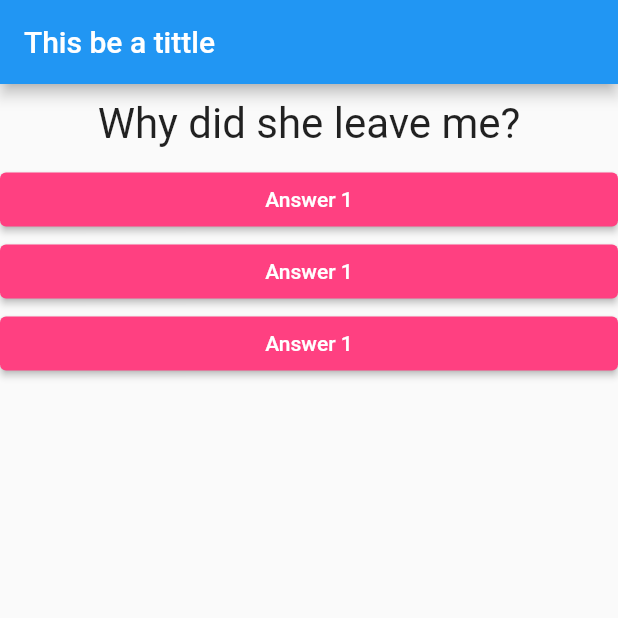
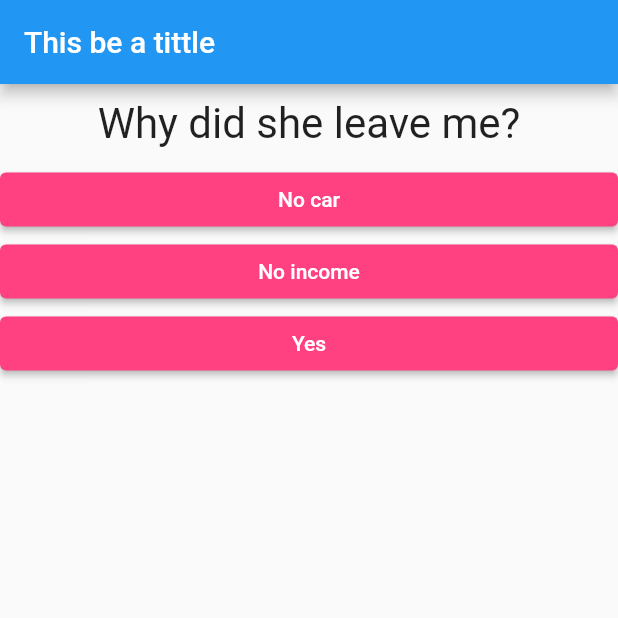
Before and after one commit to hyperinactive/dd, a Flutter app: the screen it shows after launch, on a phone screen of 412 x 824 dp, the top half of it. Run offline on Flutter 3.47's test engine with Material 2 defaults, Android fonts, the phone set to English and light mode, and no system bars.

Commit message:
basics_3

```diff
--- a/lib/answer.dart
+++ b/lib/answer.dart
@@ -4,17 +4,30 @@ import 'package:flutter/material.dart';
 // pointer to a function
 class Answer extends StatelessWidget {
   final Function selectHandler;
+  final String answerText;
 
-  Answer(this.selectHandler);
+  Answer(this.selectHandler, this.answerText);
   @override
   Widget build(BuildContext context) {
     return Container(
         width: double.infinity,
         child: ElevatedButton(
-          child: Text('Answer 1'),
+          child: Text(answerText),
           onPressed: selectHandler,
           style: ButtonStyle(
               backgroundColor: MaterialStateProperty.all(Colors.pinkAccent)),
         ));
   }
 }
+
+// final vs const
+// runtime constant, compiled constant
+
+// for the final keyword, we can be in the dark as to what the variable will have, but not for const
+
+// variable cannot be changed
+// const smth = ['Hello'];
+// smth = []; --doesn't work
+// current value of the variable cannot be changed, but the variable can be assigned to a different one
+// var smth_2 = const ['Hello'];
+// smth_2 = []; --doesn work
--- a/lib/main.dart
+++ b/lib/main.dart
@@ -18,21 +18,38 @@ class MyApp extends StatefulWidget {
 
 class _MyAppState extends State<MyApp> {
   int _questionIndex = 0;
+  // var questions = [
+  //   'Why did she leave me?',
+  //   'How to fix a failing relationship?',
+  //   'How to escape existantial dred?'
+  // ];
+
+  // using maps for demonstration purposes, doing it via class more traditional approach
+  // managing key-values pairs instead of props
+  // just a list of maps
+  static const questions = [
+    {
+      'questionText': 'Why did she leave me?',
+      'answers': ['No car', 'No income', 'Yes']
+    },
+    {
+      'questionText': 'How to fix a failing relationship?',
+      'answers': ['No shot', 'LMAO', 'Bandaid']
+    },
+    {
+      'questionText': 'How to escape existantial dred?',
+      'answers': ['Nah', 'Nope', 'No']
+    },
+  ];
 
   void _answer() {
     setState(() {
       _questionIndex++;
     });
-    print(_questionIndex);
   }
 
   @override // java decorator, good practice
   Widget build(BuildContext context) {
-    var questions = [
-      'Why did she leave me?',
-      'How to fix a failing relationship?',
-      'How to escape existantial dred?'
-    ];
     return MaterialApp(
       home: Scaffold(
         appBar: AppBar(
@@ -41,17 +58,38 @@ class _MyAppState extends State<MyApp> {
         // to put multiple widgets, need to use some layout widget first
         // Column expects an array of widgets (Java structure esq)
         // notation good practice <Widget>[]
-        body: Column(
-          children: [
-            // Text(questions[_questionIndex]),
-            // now that Question widget is created, replace Text with it
-            Question(questions[_questionIndex]),
 
-            Answer(_answer),
-            Answer(_answer),
-            Answer(_answer),
-          ],
-        ),
+        // can use ternary op to display widgets conditionally
+        body: _questionIndex < questions.length
+            ? Column(
+                children: [
+                  // Text(questions[_questionIndex]),
+                  // now that Question widget is created, replace Text with it
+                  Question(questions[_questionIndex]['questionText']),
+
+                  // can insert Widgets via map function like javascript
+                  // dart cannot know what type the map values are, so gotta use "as"
+                  // as List<String> -> promising dart that I know for sure I have a list of strings under "answers" keyword
+
+                  // getting the <Iterable> class and not List, so map doesn't work ->  .toList()
+
+                  // other problem, Collumn takes a list of Widgets, but we're giving it a list -> nesting lists basically
+                  // that won't do so we use the spread operator, make a copy this list's values so we end up with individual items
+                  ...(questions[_questionIndex]['answers'] as List<String>)
+                      .map((answer) {
+                    return Answer(_answer, answer);
+                  }).toList()
+                  // Answer(_answer),
+                  // Answer(_answer),
+                  // Answer(_answer),
+                ],
+              )
+            : Center(
+                child: Text(
+                  'Thanks for answering!',
+                  style: TextStyle(fontSize: 28),
+                ),
+              ),
       ),
     );
   }
```
